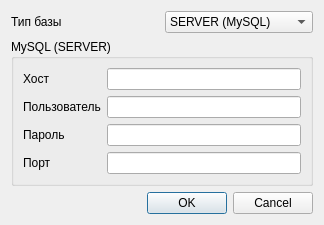
The window that settingsdialog.ui (balamyt92/AutoInfo) describes before a commit, drawn with Qt 5.
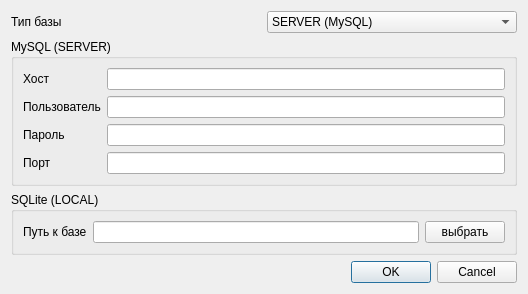
The same window after the commit.

Diff of the .ui file:
```diff
--- a/settingsdialog.ui
+++ b/settingsdialog.ui
@@ -6,8 +6,8 @@
    <rect>
     <x>0</x>
     <y>0</y>
-    <width>324</width>
-    <height>206</height>
+    <width>528</width>
+    <height>268</height>
    </rect>
   </property>
   <property name="windowTitle">
@@ -88,7 +88,7 @@
      </layout>
     </widget>
    </item>
-   <item row="2" column="0">
+   <item row="3" column="0">
     <widget class="QDialogButtonBox" name="buttonBox">
      <property name="orientation">
       <enum>Qt::Horizontal</enum>
@@ -98,6 +98,32 @@
      </property>
     </widget>
    </item>
+   <item row="2" column="0">
+    <widget class="QGroupBox" name="groupBox_2">
+     <property name="title">
+      <string>SQLite (LOCAL)</string>
+     </property>
+     <layout class="QHBoxLayout" name="horizontalLayout_2">
+      <item>
+       <widget class="QLabel" name="label_6">
+        <property name="text">
+         <string>Путь к базе</string>
+        </property>
+       </widget>
+      </item>
+      <item>
+       <widget class="QLineEdit" name="pathEdit"/>
+      </item>
+      <item>
+       <widget class="QPushButton" name="pathButton">
+        <property name="text">
+         <string>выбрать</string>
+        </property>
+       </widget>
+      </item>
+     </layout>
+    </widget>
+   </item>
   </layout>
  </widget>
  <resources/>
```
